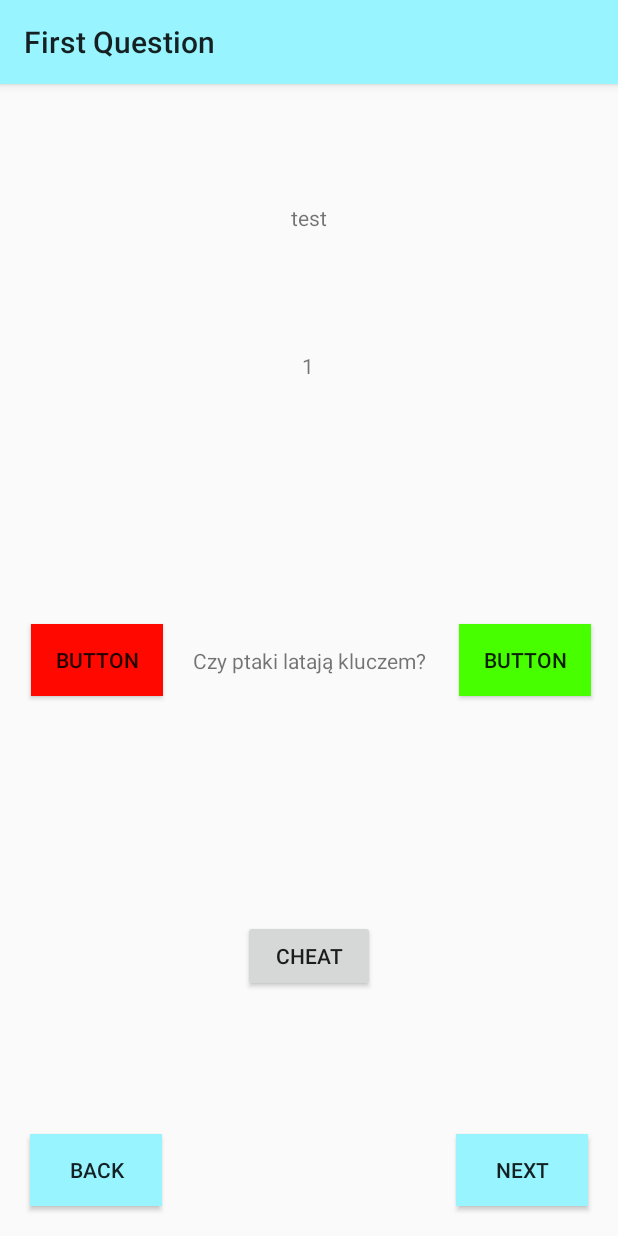
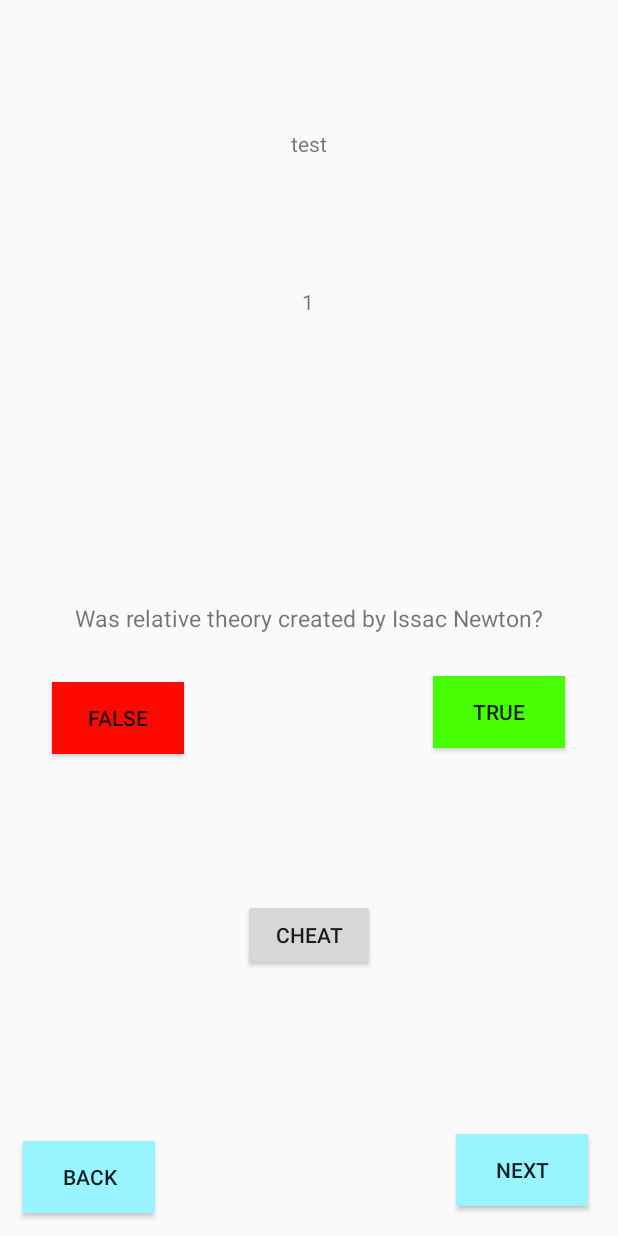
Before and after one commit to OfalWoz/QuizApp, an Android app: the screen it shows after launch (MainActivity), on a phone screen of 412 x 824 dp. Run offline under Robolectric (Android 15) with nearby library versions, the phone set to English and light mode, and no system bars.

Commit message:
add ability to changing question onclick

```diff
--- a/app/src/main/java/pl/ofalwoz/quizapp/MainActivity.java
+++ b/app/src/main/java/pl/ofalwoz/quizapp/MainActivity.java
@@ -12,10 +12,19 @@ import android.widget.TextView;
 
 public class MainActivity extends AppCompatActivity {
 
+    private final Question[] questions = new Question[]{
+            new Question(R.string.question1, true),
+            new Question(R.string.question2, true),
+            new Question(R.string.question3, true)
+    };
+
     public static final String Extra_MESSAGE = "pl.ofalwoz.quizapp.MESSAGE";
     private TextView textView;
     private TextView test;
+    private TextView question;
     public static final int TEXT_REQUEST = 1;
+
+    public int i = 0;
 
     @Override
     protected void onCreate(Bundle savedInstanceState) {
@@ -24,12 +33,24 @@ public class MainActivity extends AppCompatActivity {
 
         textView = findViewById(R.id.points);
         test = findViewById(R.id.textView);
+        question = findViewById(R.id.question);
+        question.setText(questions[i].getTextId());
     }
 
     public void backActivity(View view) {
+        if (i<=0)
+            i = 2;
+        else
+            i=i-1;
+        question.setText(questions[i].getTextId());
     }
 
     public void nextActivity(View view) {
+        if(i<2)
+            i++;
+        else
+            i = 0;
+        question.setText(questions[i].getTextId());
     }
 
     public void cheat(View view) {
--- /dev/null
+++ b/app/src/main/java/pl/ofalwoz/quizapp/Question.java
@@ -0,0 +1,20 @@
+package pl.ofalwoz.quizapp;
+
+public class Question {
+
+    private int textId;
+    private boolean answer;
+
+    public Question(int textId, boolean answer){
+        this.textId=textId;
+        this.answer=answer;
+    }
+
+    public int getTextId(){
+        return textId;
+    }
+
+    public boolean isAnswer(){
+        return answer;
+    }
+}
--- a/app/src/main/res/layout/activity_main.xml
+++ b/app/src/main/res/layout/activity_main.xml
@@ -10,7 +10,7 @@
         android:id="@+id/back"
         android:layout_width="wrap_content"
         android:layout_height="wrap_content"
-        android:layout_margin="20dp"
+        android:layout_margin="15dp"
         android:layout_marginBottom="28dp"
         android:background="#98F5FF"
         android:onClick="backActivity"
@@ -33,30 +33,32 @@
         android:id="@+id/bad"
         android:layout_width="wrap_content"
         android:layout_height="wrap_content"
+        android:layout_marginTop="32dp"
         android:background="#ff0800"
-        android:text="Button"
-        app:layout_constraintBottom_toBottomOf="parent"
-        app:layout_constraintEnd_toStartOf="@+id/question"
+        android:text="False"
+        app:layout_constraintEnd_toStartOf="@+id/cheat"
+        app:layout_constraintHorizontal_bias="0.472"
         app:layout_constraintStart_toStartOf="parent"
-        app:layout_constraintTop_toTopOf="parent" />
+        app:layout_constraintTop_toBottomOf="@+id/question" />
 
     <Button
         android:id="@+id/good"
         android:layout_width="wrap_content"
         android:layout_height="wrap_content"
+        android:layout_marginTop="28dp"
         android:background="#48ff00"
-        android:text="Button"
-        app:layout_constraintBottom_toBottomOf="parent"
+        android:text="True"
         app:layout_constraintEnd_toEndOf="parent"
-        app:layout_constraintHorizontal_bias="0.542"
-        app:layout_constraintStart_toEndOf="@+id/question"
-        app:layout_constraintTop_toTopOf="parent" />
+        app:layout_constraintHorizontal_bias="0.52"
+        app:layout_constraintStart_toEndOf="@+id/cheat"
+        app:layout_constraintTop_toBottomOf="@+id/question" />
 
     <TextView
         android:id="@+id/question"
         android:layout_width="wrap_content"
         android:layout_height="wrap_content"
         android:text="Czy ptaki latają kluczem?"
+        android:textSize="15dp"
         app:layout_constraintBottom_toBottomOf="parent"
         app:layout_constraintEnd_toEndOf="parent"
         app:layout_constraintStart_toStartOf="parent"
--- a/app/src/main/res/values-night/themes.xml
+++ b/app/src/main/res/values-night/themes.xml
@@ -1,6 +1,6 @@
 <resources xmlns:tools="http://schemas.android.com/tools">
     <!-- Base application theme. -->
-    <style name="Theme.QuizApp" parent="Theme.AppCompat.Light">
+    <style name="Theme.QuizApp" parent="Theme.AppCompat.Light.NoActionBar">
         <!-- Primary brand color. -->
         <item name="colorPrimary">#98F5FF</item>
         <item name="colorPrimaryVariant">#98F5FF</item>
--- a/app/src/main/res/values/strings.xml
+++ b/app/src/main/res/values/strings.xml
@@ -1,3 +1,7 @@
 <resources>
     <string name="app_name">QuizApp</string>
+
+    <string name="question1">Was relative theory created by Issac Newton?</string>
+    <string name="question2">Can a fire have a shadow?</string>
+    <string name="question3">Can air make a shadow?</string>
 </resources>
--- a/app/src/main/res/values/themes.xml
+++ b/app/src/main/res/values/themes.xml
@@ -1,6 +1,6 @@
 <resources xmlns:tools="http://schemas.android.com/tools">
     <!-- Base application theme. -->
-    <style name="Theme.QuizApp" parent="Theme.AppCompat.Light">
+    <style name="Theme.QuizApp" parent="Theme.AppCompat.Light.NoActionBar">
         <!-- Primary brand color. -->
         <item name="colorPrimary">#98F5FF</item>
         <item name="colorPrimaryVariant">#98F5FF</item>
```
